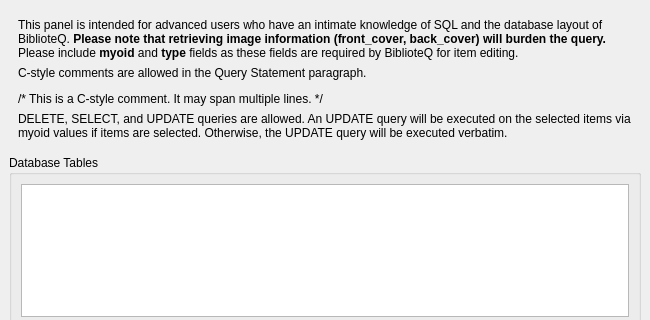
First picture: the form in UI/biblioteq_customquery.ui, repository textbrowser/biblioteq, before the edit; both pictures show x 0 to 650 and y 0 to 320 of the 650 by 600 pixel window.
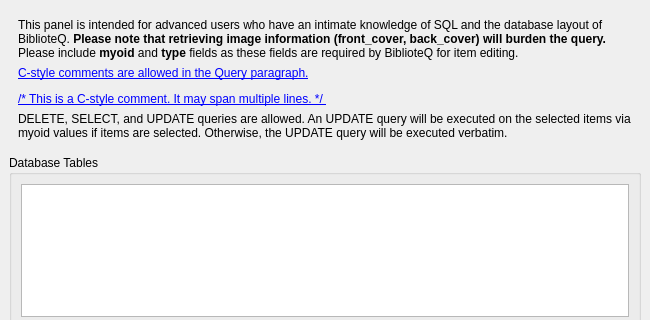
Second picture: the form after the edit. Icons and pictures are not drawn. Custom widgets are drawn as their Qt base class.

Commit message: SQL comments.

```diff
--- a/UI/biblioteq_customquery.ui
+++ b/UI/biblioteq_customquery.ui
@@ -35,7 +35,7 @@
        <item>
         <widget class="QLabel" name="label_4">
          <property name="text">
-          <string>&lt;html&gt;&lt;head/&gt;&lt;body&gt;&lt;p&gt;C-style comments are allowed in the Query Statement paragraph.&lt;/p&gt;&lt;p&gt;/* This is a C-style comment. It may span multiple lines. */&lt;/p&gt;&lt;/body&gt;&lt;/html&gt;</string>
+          <string>&lt;html&gt;&lt;head/&gt;&lt;body&gt;&lt;p&gt;&lt;a href=&quot;show_other_options&quot;&gt;&lt;span style=&quot; text-decoration: underline; color:#0000ff;&quot;&gt;C-style comments are allowed in the Query paragraph.&lt;/span&gt;&lt;/a&gt;&lt;/p&gt;&lt;p&gt;&lt;a href=&quot;show_other_options&quot;&gt;&lt;span style=&quot; text-decoration: underline; color:#0000ff;&quot;&gt;/* This is a C-style comment. It may span multiple lines. */ &lt;/span&gt;&lt;/a&gt;&lt;/p&gt;&lt;/body&gt;&lt;/html&gt;</string>
          </property>
          <property name="wordWrap">
           <bool>true</bool>
```
Left out of the diff: 2 changed lines with no effect on the pictures. The commit also changes 10 other files.
